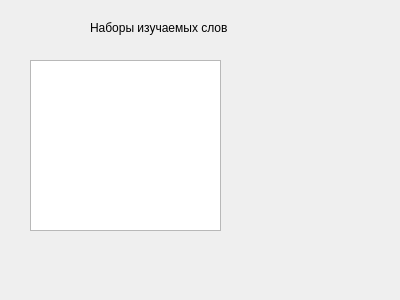
moevm/gui-1h2018-03, file sets.ui: the form before one commit.
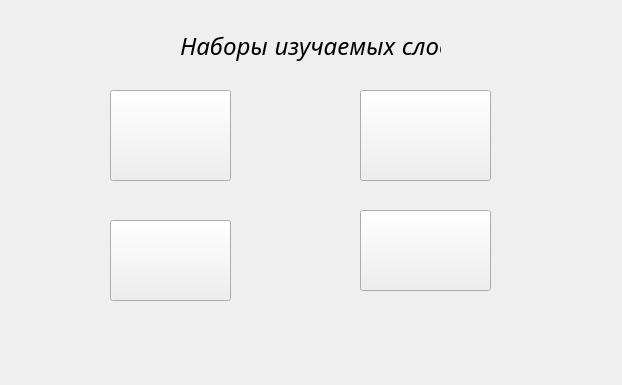
The form after the commit. Icons and pictures are not drawn.

What changed in the file:
```diff
--- a/sets.ui
+++ b/sets.ui
@@ -6,8 +6,8 @@
    <rect>
     <x>0</x>
     <y>0</y>
-    <width>400</width>
-    <height>300</height>
+    <width>622</width>
+    <height>385</height>
    </rect>
   </property>
   <property name="windowTitle">
@@ -16,24 +16,89 @@
   <widget class="QLabel" name="label">
    <property name="geometry">
     <rect>
-     <x>90</x>
-     <y>20</y>
-     <width>221</width>
-     <height>16</height>
+     <x>180</x>
+     <y>30</y>
+     <width>261</width>
+     <height>31</height>
     </rect>
    </property>
+   <property name="font">
+    <font>
+     <family>Brokgauz &amp; Efron</family>
+     <pointsize>18</pointsize>
+     <italic>true</italic>
+    </font>
+   </property>
    <property name="text">
     <string>Наборы изучаемых слов</string>
    </property>
   </widget>
-  <widget class="QTextEdit" name="textEdit">
+  <widget class="QPushButton" name="button1">
    <property name="geometry">
     <rect>
-     <x>30</x>
-     <y>60</y>
-     <width>191</width>
-     <height>171</height>
+     <x>110</x>
+     <y>90</y>
+     <width>121</width>
+     <height>91</height>
     </rect>
+   </property>
+   <property name="text">
+    <string/>
+   </property>
+   <property name="icon">
+    <iconset resource="res.qrc">
+     <normaloff>:/res/food.png</normaloff>:/res/food.png</iconset>
+   </property>
+  </widget>
+  <widget class="QPushButton" name="buttton2">
+   <property name="geometry">
+    <rect>
+     <x>360</x>
+     <y>90</y>
+     <width>131</width>
+     <height>91</height>
+    </rect>
+   </property>
+   <property name="text">
+    <string/>
+   </property>
+   <property name="icon">
+    <iconset resource="res.qrc">
+     <normaloff>:/res/cat.png</normaloff>:/res/cat.png</iconset>
+   </property>
+  </widget>
+  <widget class="QPushButton" name="button3">
+   <property name="geometry">
+    <rect>
+     <x>110</x>
+     <y>220</y>
+     <width>121</width>
+     <height>81</height>
+    </rect>
+   </property>
+   <property name="text">
+    <string/>
+   </property>
+   <property name="icon">
+    <iconset resource="res.qrc">
+     <normaloff>:/res/new.png</normaloff>:/res/new.png</iconset>
+   </property>
+  </widget>
+  <widget class="QPushButton" name="button4">
+   <property name="geometry">
+    <rect>
+     <x>360</x>
+     <y>210</y>
+     <width>131</width>
+     <height>81</height>
+    </rect>
+   </property>
+   <property name="text">
+    <string/>
+   </property>
+   <property name="icon">
+    <iconset resource="res.qrc">
+     <normaloff>:/res/shop.png</normaloff>:/res/shop.png</iconset>
    </property>
   </widget>
  </widget>
```
Left out of the diff: 4 changed lines with no effect on the pictures.
